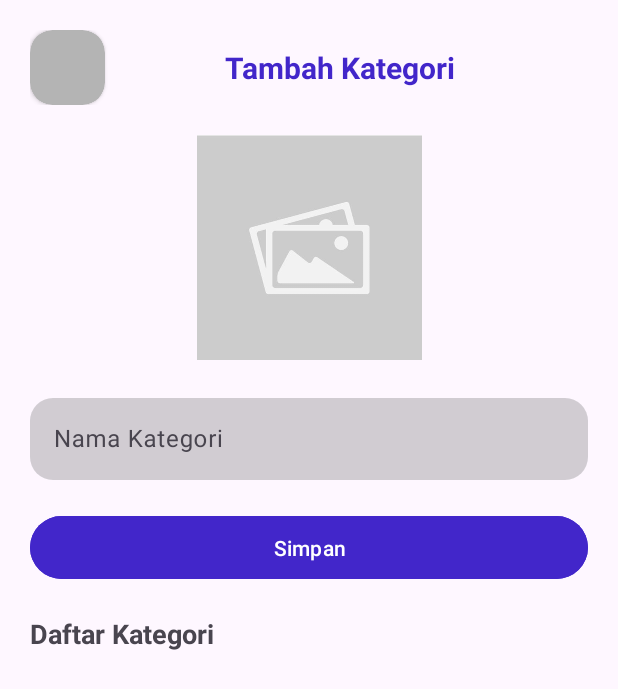
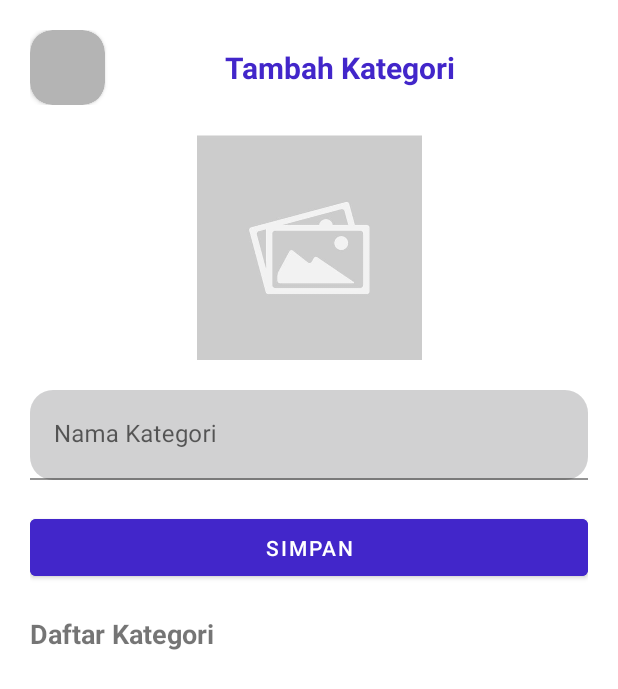
Before and after one commit to ThoriqHanif/Android_Project_BiteboxAdmin, an Android app: the CategoryFragment screen opened through its navigation route, on a phone screen of 412 x 824 dp. Shown: the top 689 px of the screen. Run offline under Robolectric (Android 15) with nearby library versions, the phone set to English and light mode, and no system bars; our stand-ins replace Firebase (no records; nobody signed in at launch, a user with empty details on screens opened directly).

Commit message:
SEKOLAH SELASA, 12 Sep 2023

```diff
--- a/app/src/main/res/values-night/themes.xml
+++ b/app/src/main/res/values-night/themes.xml
@@ -1,7 +1,9 @@
 <resources xmlns:tools="http://schemas.android.com/tools">
     <!-- Base application theme. -->
-    <style name="Base.Theme.BiteboxAdmin" parent="Theme.Material3.DayNight.NoActionBar">
         <!-- Customize your dark theme here. -->
         <!-- <item name="colorPrimary">@color/my_dark_primary</item> -->
-    </style>
+        <style name="Theme.BiteboxAdmin" parent="Theme.MaterialComponents.DayNight.NoActionBar">
+            <item name="colorPrimary">@color/primary</item>
+            <item name="android:statusBarColor" tools:targetApi="1">@color/primary</item>
+        </style>
 </resources>
--- a/app/src/main/res/values/themes.xml
+++ b/app/src/main/res/values/themes.xml
@@ -1,9 +1,10 @@
 <resources xmlns:tools="http://schemas.android.com/tools">
     <!-- Base application theme. -->
-    <style name="Base.Theme.BiteboxAdmin" parent="Theme.Material3.DayNight.NoActionBar">
-        <!-- Customize your light theme here. -->
-        <!-- <item name="colorPrimary">@color/my_light_primary</item> -->
+    <style name="Theme.BiteboxAdmin" parent="Theme.MaterialComponents.DayNight.NoActionBar">
+
+        <item name="colorPrimary">@color/primary</item>
+        <item name="android:statusBarColor" tools:targetApi="1">@color/primary</item>
+
     </style>
 
-    <style name="Theme.BiteboxAdmin" parent="Base.Theme.BiteboxAdmin" />
 </resources>
```
Also changed, not shown: app/src/main/res/values-night/color.xml (added, +45 -0 lines), app/src/main/res/values/colors.xml (+28 -0 lines).
